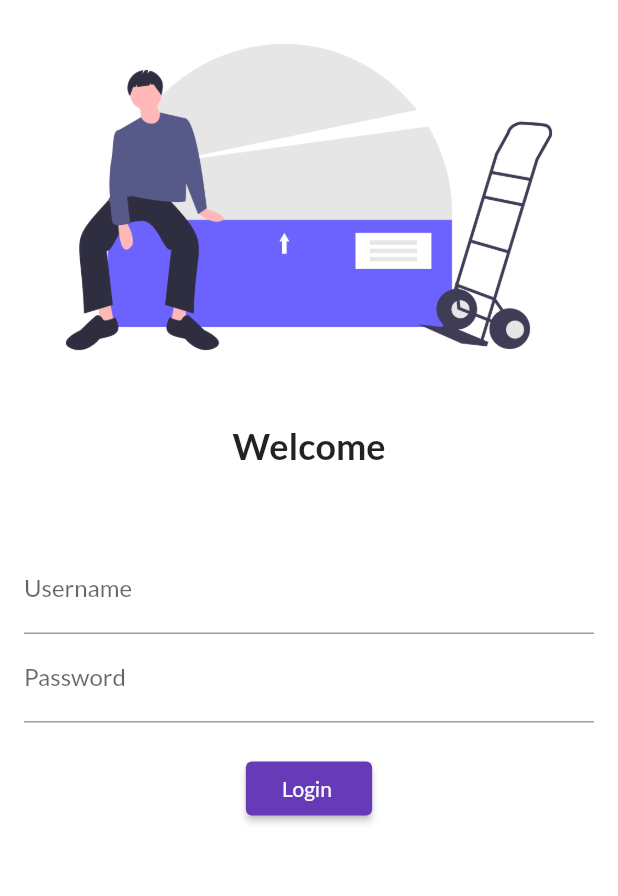
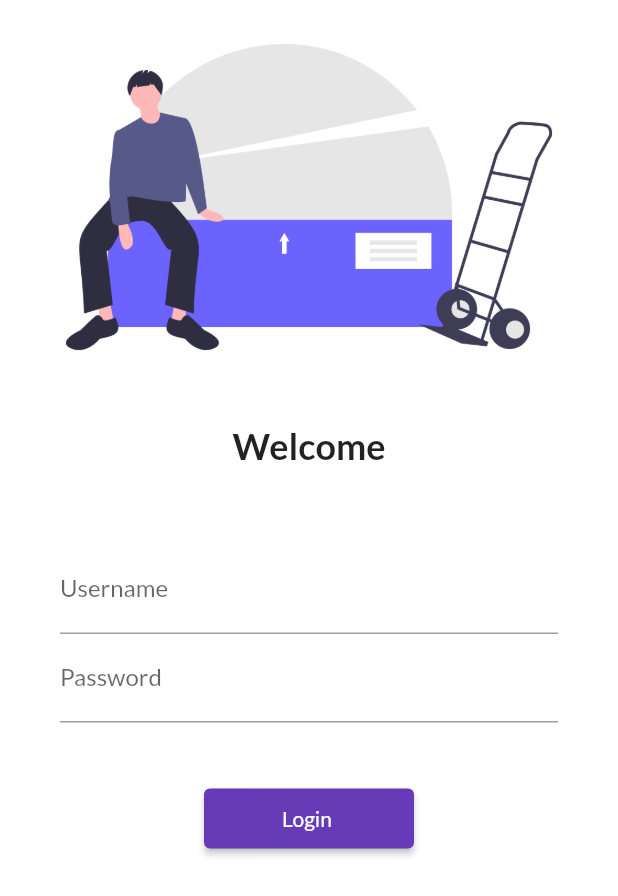
Before and after one commit to FoxxPratikSau/learning-flutter, a Flutter app: the screen it shows after launch, on a phone screen of 412 x 824 dp. Shown: the top 896 px of the screen. Run offline on Flutter 3.47's test engine with Material 2 defaults, Android fonts, the phone set to English and light mode, and no system bars; our stand-ins replace google_fonts.

Commit message:
day 5 done

```diff
--- a/flutter_application_1/lib/Pages/home_page.dart
+++ b/flutter_application_1/lib/Pages/home_page.dart
@@ -1,3 +1,4 @@
+// ignore_for_file: prefer_const_constructors
 import 'package:flutter/material.dart';
 
 
--- a/flutter_application_1/lib/Pages/login_page.dart
+++ b/flutter_application_1/lib/Pages/login_page.dart
@@ -1,5 +1,7 @@
+// ignore_for_file: prefer_const_constructors
 import 'package:flutter/cupertino.dart';
 import 'package:flutter/material.dart';
+import 'package:flutter_application_1/utils/routes.dart';
 
 class LoginPage extends StatelessWidget {
   const LoginPage({ Key? key }) : super(key: key);
@@ -7,11 +9,13 @@ class LoginPage extends StatelessWidget {
   @override
   Widget build(BuildContext context) {
     return Material(
+
       color: Colors.white,
+      child: SingleChildScrollView(
         child: Column(
           children: [
             Image.asset("assets/images/undraw_heavy_box_agqi.png",
-          fit: BoxFit.cover,
+            fit: BoxFit.fill,
             ),
             SizedBox(height: 20.0,
             ),
@@ -25,7 +29,7 @@ class LoginPage extends StatelessWidget {
             SizedBox(height: 20.0,
             ),
             Padding(
-            padding: const EdgeInsets.symmetric(vertical: 32.0, horizontal: 16.0,),//use .all for all direction
+              padding: const EdgeInsets.symmetric(vertical: 32.0, horizontal: 40.0,),//use .all for all direction
               child: Column(children: [
                 TextFormField(
                 decoration: InputDecoration(
@@ -40,18 +44,20 @@ class LoginPage extends StatelessWidget {
                   labelText: "Password",
                 ),
               ),
-            SizedBox(height: 20.0,
+              SizedBox(height: 40.0,
               ),
               ElevatedButton(
                 child: Text("   Login    "),
-              style: TextButton.styleFrom(),
+
+                style: TextButton.styleFrom(minimumSize: Size(140, 40)),
                 onPressed: (){
-                  print("hello  ");
+                    Navigator.pushNamed(context, MyRoutes.homeRoute);
                 },
                 ),
               ],),
             )
           ],
+        ),
       )
     );
   }
--- a/flutter_application_1/lib/main.dart
+++ b/flutter_application_1/lib/main.dart
@@ -1,6 +1,8 @@
+//ignore_for_file: prefer_const_constructors
 import 'package:flutter/material.dart';
 import 'package:flutter_application_1/Pages/home_page.dart';
 import 'package:flutter_application_1/Pages/login_page.dart';
+import 'package:flutter_application_1/utils/routes.dart';
 import 'package:google_fonts/google_fonts.dart';
 void main(){
   runApp(Myapp());
@@ -25,8 +27,8 @@ class Myapp extends StatelessWidget {
       initialRoute: "/login",
       routes: {
         "/":(context) => LoginPage(),
-         "/home":(context) => Homepage(),
-         "/login":(context) => LoginPage()
+         MyRoutes.homeRoute:(context) => Homepage(),
+         MyRoutes.loginRoute:(context) => LoginPage()
       },
     );
   }
--- /dev/null
+++ b/flutter_application_1/lib/utils/routes.dart
@@ -0,0 +1,5 @@
+class MyRoutes{
+  static String loginRoute="/login";
+  static String homeRoute="/home";
+
+}
```
Lines whose indentation alone changed are shown as unchanged.
